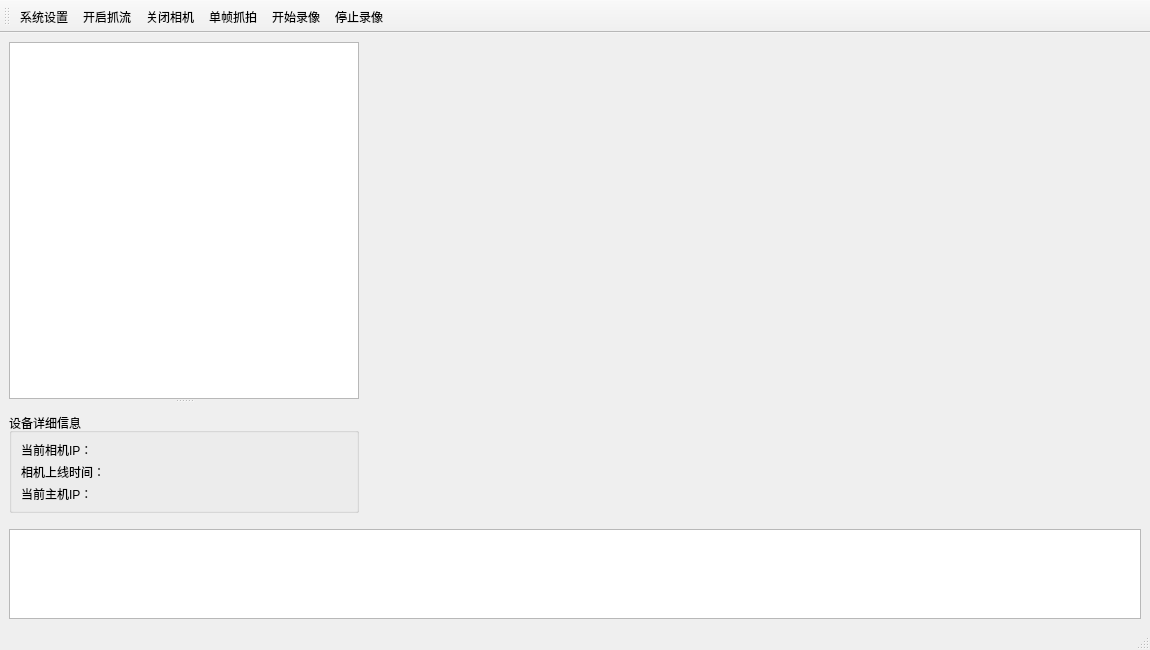
Before: the Qt Designer form mainwindow.ui in lnwin/SPW_cameraControlSystem, drawn with Qt 5.
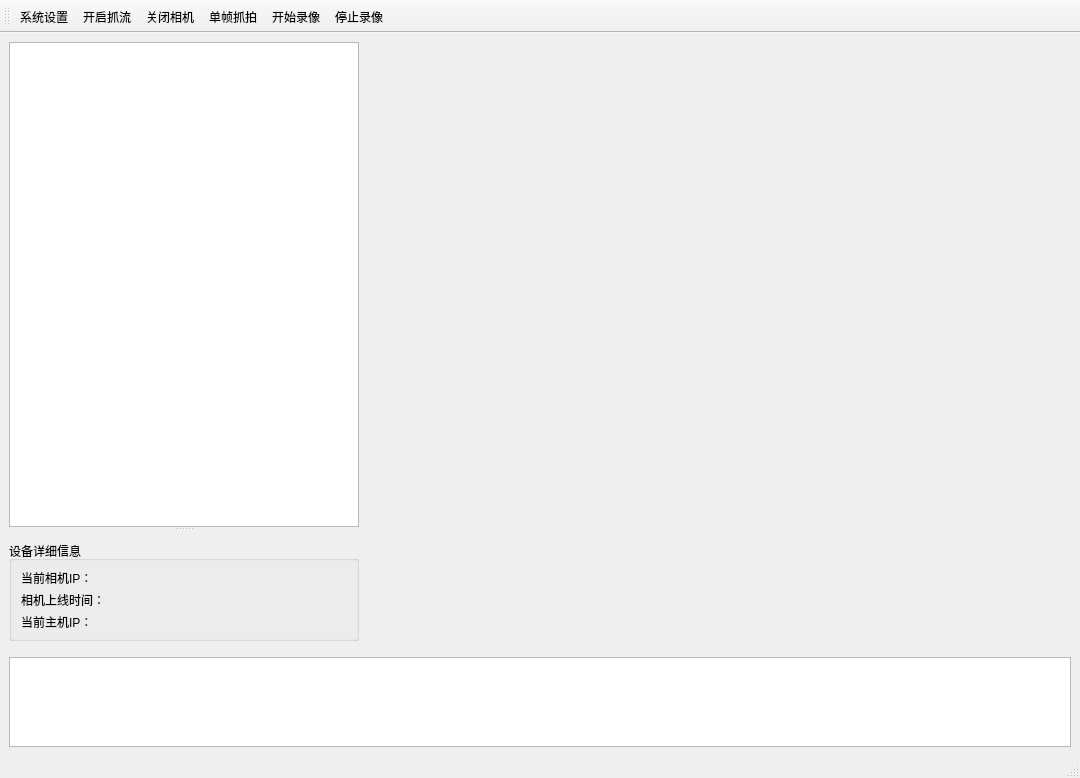
After: the same form once the commit is applied. Icons and pictures are not drawn.

Patch:
```diff
--- a/mainwindow.ui
+++ b/mainwindow.ui
@@ -6,8 +6,8 @@
    <rect>
     <x>0</x>
     <y>0</y>
-    <width>1150</width>
-    <height>650</height>
+    <width>1080</width>
+    <height>778</height>
    </rect>
   </property>
   <property name="minimumSize">
```
Left out of the diff: 2 changed lines with no effect on the pictures.
